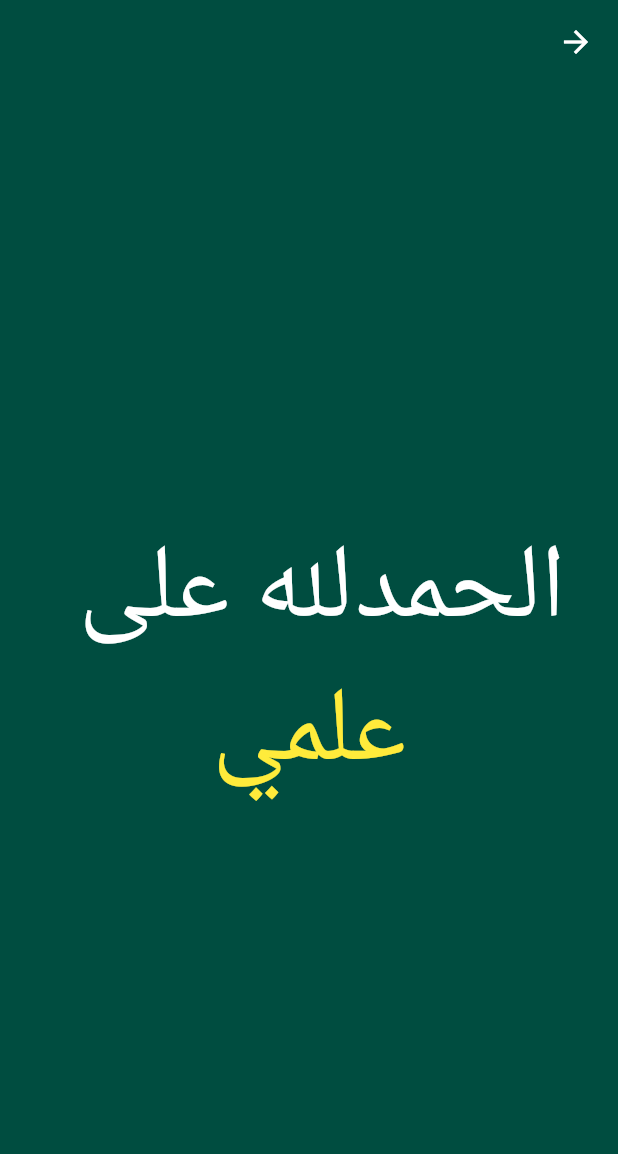
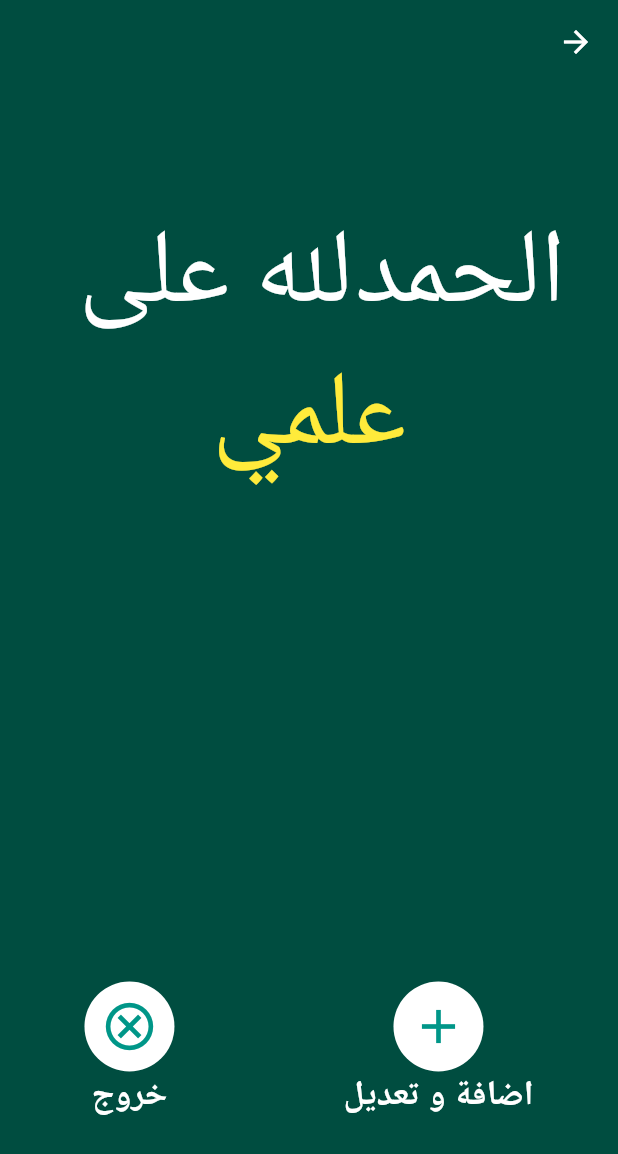
Before and after one commit to Nahed2000/kh_project, a Flutter app: the AlhamedScreen screen opened by its route, on a phone screen of 412 x 824 dp. Shown: the top 1154 px of the screen. Run offline on Flutter 3.47's test engine with Material 2 defaults, Android fonts, the phone set to English and light mode, and no system bars; drawn by our look-alikes of animated_text_kit; our stand-ins replace audioplayers, google_fonts, share_plus, sqflite; missing offline and left inert: store_redirect; accounts and stored records are empty; Roboto replaces fonts that are missing (Amiri).

Commit message:
alhmed screen

```diff
--- a/lib/main.dart
+++ b/lib/main.dart
@@ -3,12 +3,14 @@ import 'package:flutter_localizations/flutter_localizations.dart';
 import 'package:google_fonts/google_fonts.dart';
 import 'package:kh_project/db/db_controller.dart';
 import 'package:kh_project/provider/azkary_provider.dart';
-import 'package:kh_project/screen/alhamed_screen.dart';
+import 'package:kh_project/screen/alhamed/alhamed_screen.dart';
 import 'package:kh_project/screen/home_screen.dart';
 import 'package:kh_project/screen/lunch_screen.dart';
+import 'package:kh_project/screen/myazkar/my_azkar_list.dart';
 import 'package:kh_project/screen/tsbeh_screen.dart';
 import 'package:provider/provider.dart';
 
+import 'screen/alhamed/alhamed_list.dart';
 import 'screen/bnv_screen/share_app.dart';
 import 'screen/name_of_allah.dart';
 
@@ -38,6 +40,7 @@ class MyApp extends StatelessWidget {
           Locale('ar', 'AE'), // English, no country code
         ],
         debugShowCheckedModeBanner: false,
+        // home: AlhamedList(),
         initialRoute: '/lunch_screen',
         routes: {
           '/lunch_screen': (context) => LunchScreen(),
--- /dev/null
+++ b/lib/screen/alhamed/alhamed_screen.dart
@@ -0,0 +1,126 @@
+import 'package:animated_text_kit/animated_text_kit.dart';
+import 'package:flutter/material.dart';
+import 'package:google_fonts/google_fonts.dart';
+import 'package:kh_project/constant.dart';
+import 'package:kh_project/model/azkar_list.dart';
+import 'package:kh_project/screen/myazkar/my_azkar_list.dart';
+
+import 'alhamed_list.dart';
+
+class AlhamedScreen extends StatefulWidget {
+  const AlhamedScreen({Key? key}) : super(key: key);
+
+  @override
+  State<AlhamedScreen> createState() => _AlhamedScreenState();
+}
+
+class _AlhamedScreenState extends State<AlhamedScreen> {
+  bool finish = false;
+
+  @override
+  Widget build(BuildContext context) {
+    return Scaffold(
+      backgroundColor: Colors.teal.shade900,
+      appBar: AppBar(
+        backgroundColor: Colors.teal.shade900,
+        elevation: 0,
+      ),
+      body: Center(
+        child: Column(
+          mainAxisAlignment: MainAxisAlignment.center,
+          children: [
+            Text(
+              'الحمدلله على ',
+              style: GoogleFonts.amiri(fontSize: 70.0, color: Colors.white),
+            ),
+            DefaultTextStyle(
+              style: GoogleFonts.amiri(fontSize: 70.0, color: Colors.yellow),
+              child: AnimatedTextKit(
+                repeatForever: false,
+                isRepeatingAnimation: false,
+                onFinished: () {
+                  print('finished animation');
+                  setState(() {
+                    finish = true;
+                    print(finish);
+                  });
+                },
+                animatedTexts:
+                    Azkar.listHamed.map((e) => ScaleAnimatedText(e)).toList(),
+              ),
+            ),
+            SizedBox(height: MediaQuery.of(context).size.height * 0.4),
+            Visibility(
+              visible: finish,
+              child: Row(
+                mainAxisAlignment: MainAxisAlignment.spaceAround,
+                children: [
+                  Column(
+                    mainAxisSize: MainAxisSize.min,
+                    mainAxisAlignment: MainAxisAlignment.spaceBetween,
+                    children: [
+                      GestureDetector(
+                        onTap: () {
+                          Navigator.pushReplacement(
+                              context,
+                              MaterialPageRoute(
+                                builder: (context) => AlhamedList(),
+                              ));
+                        },
+                        child: CircleAvatar(
+                          radius: 30,
+                          backgroundColor: kWhite,
+                          child: Icon(
+                            Icons.add,
+                            color: kPrimary,
+                            size: 38,
+                          ),
+                        ),
+                      ),
+                      Text(
+                        'اضافة و تعديل',
+                        style: GoogleFonts.amiri(
+                          color: Colors.white,
+                          fontSize: 23,
+                          fontWeight: FontWeight.bold,
+                        ),
+                      )
+                    ],
+                  ),
+                  Column(
+                    mainAxisSize: MainAxisSize.min,
+                    mainAxisAlignment: MainAxisAlignment.spaceBetween,
+                    children: [
+                      GestureDetector(
+                        onTap: () {
+                          Navigator.pop(context);
+                        },
+                        child: CircleAvatar(
+                          radius: 30,
+                          backgroundColor: kWhite,
+                          child: Icon(
+                            Icons.cancel_outlined,
+                            color: kPrimary,
+                            size: 38,
+                          ),
+                        ),
+                      ),
+                      Text(
+                        'خروج',
+                        style: GoogleFonts.amiri(
+                          color: Colors.white,
+                          fontSize: 23,
+                          fontWeight: FontWeight.bold,
+                        ),
+                      )
+                    ],
+                  ),
+                ],
+              ),
+            )
+          ],
+        ),
+      ),
+    );
+  }
+}
--- a/lib/screen/alhamed_screen.dart
+++ /dev/null
@@ -1,42 +0,0 @@
-import 'package:animated_text_kit/animated_text_kit.dart';
-import 'package:flutter/material.dart';
-import 'package:google_fonts/google_fonts.dart';
-import 'package:kh_project/model/azkar_list.dart';
-
-class AlhamedScreen extends StatefulWidget {
-  const AlhamedScreen({Key? key}) : super(key: key);
-
-  @override
-  State<AlhamedScreen> createState() => _AlhamedScreenState();
-}
-
-class _AlhamedScreenState extends State<AlhamedScreen> {
-  @override
-  Widget build(BuildContext context) {
-    return Scaffold(
-      backgroundColor: Colors.teal.shade900,
-      appBar: AppBar(
-        backgroundColor: Colors.teal.shade900,
-        elevation: 0,
-      ),
-      body: Center(
-        child: Column(
-          mainAxisAlignment: MainAxisAlignment.center,
-          children: [
-            Text(
-              'الحمدلله على ',
-              style: GoogleFonts.amiri(fontSize: 70.0, color: Colors.white),
-            ),
-            DefaultTextStyle(
-              style: GoogleFonts.amiri(fontSize: 70.0, color: Colors.yellow),
-              child: AnimatedTextKit(
-                animatedTexts:
-                    Azkar.listHamed.map((e) => ScaleAnimatedText(e)).toList(),
-              ),
-            ),
-          ],
-        ),
-      ),
-    );
-  }
-}
--- a/pubspec.yaml
+++ b/pubspec.yaml
@@ -48,6 +48,7 @@ dependencies:
   path: ^1.8.2
   sqflite: ^2.2.1
   animated_text_kit: ^4.2.2
+  audioplayers: ^1.1.1
 
 dev_dependencies:
   flutter_test:
@@ -72,8 +73,9 @@ flutter:
   uses-material-design: true
 
   # To add assets to your application, add an assets section, like this:
-  # assets:
-  #   - images/a_dot_burr.jpeg
+  assets:
+    - assets/
+    - assets/sound_button.mp3
   #   - images/a_dot_ham.jpeg
 
   # An image asset can refer to one or more resolution-specific "variants", see
```
Also changed, not shown: lib/screen/alhamed/alhamed_list.dart (renamed from lib/screen/bnv_screen/azkary.dart, +45 -18 lines), lib/screen/bnv_screen/home_app.dart (+9 -6 lines), lib/screen/myazkar/my_azkar_list.dart (+22 -20 lines), lib/screen/tsbeh_screen.dart (+11 -4 lines), pubspec.lock, 1 other file.
